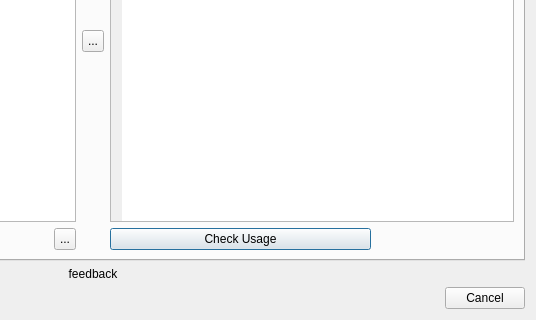
Old version of the form src/ATE/org/actions_on/hardwaresetup/HardwareWizard.ui in the repository goanpeca/ATE.org; both pictures show x 350 to 886 and y 467 to 787 of the 886 by 787 pixel window.
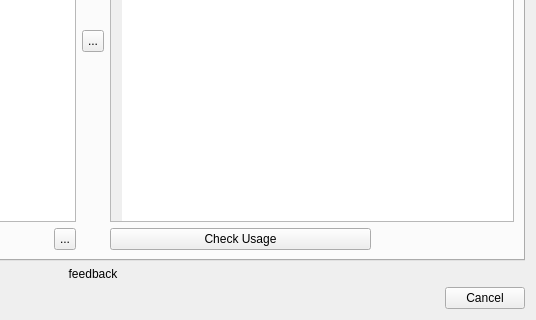
New version of the form. The open tabs and pages were chosen to show the change.

The edit to the form file:
```diff
--- a/src/ATE/org/actions_on/hardwaresetup/HardwareWizard.ui
+++ b/src/ATE/org/actions_on/hardwaresetup/HardwareWizard.ui
@@ -1560,6 +1560,9 @@
                  <property name="text">
                   <string>Check Usage</string>
                  </property>
+                 <property name="autoDefault">
+                  <bool>false</bool>
+                 </property>
                 </widget>
                </item>
               </layout>
```
Left out of the diff: 8 changed lines with no effect on the pictures.
